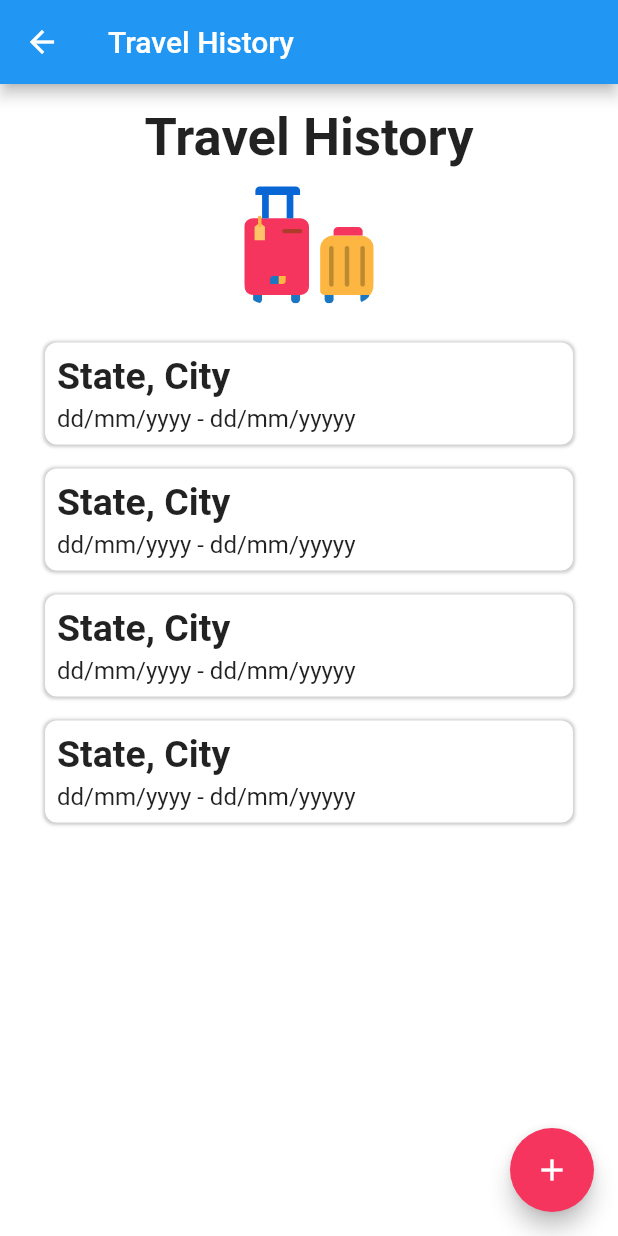
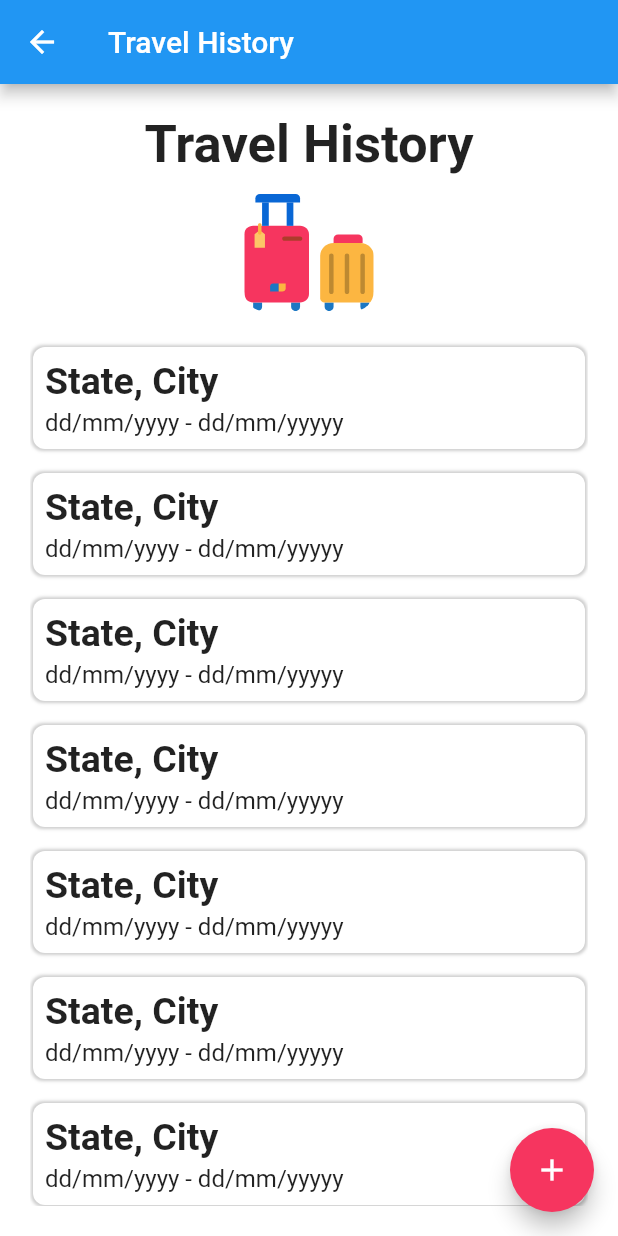
Before and after one commit to yashhalgaonkar/VI-Mitra-App, a Flutter app: the screen it shows after launch, after a tap on "Travel History", on a phone screen of 412 x 824 dp. Run offline on Flutter 3.47's test engine with Material 2 defaults, Android fonts, the phone set to English and light mode, and no system bars; our stand-ins replace flutter_datetime_picker, flutter_svg.

Commit message:
EOD-31/05

```diff
--- /dev/null
+++ b/lib/models/travel.dart
@@ -0,0 +1,8 @@
+class Travel {
+  String state;
+  String city;
+  String country;
+  String startDate;
+  String endDate;
+  bool didQuarantine;
+}
--- a/lib/screens/travel_list.dart
+++ b/lib/screens/travel_list.dart
@@ -1,4 +1,5 @@
 import 'package:flutter/material.dart';
+import 'package:vi_mitra/screens/travel_form.dart';
 import 'package:vi_mitra/widgets/body_template.dart';
 import 'package:vi_mitra/widgets/travel_detail_card.dart';
 
@@ -14,18 +15,24 @@ class TravelList extends StatelessWidget {
       isFAB: true,
       onPress: () {
         //navigate to add travel form
+        Navigator.push(
+          context,
+          MaterialPageRoute(
+            builder: (context) => TravelForm(),
+          ),
+        );
       },
-      body: Padding(
-        padding: const EdgeInsets.all(10.0),
-        child: ListView(
+      body: ListView(
         children: [
+          TravelDetailCard(),
+          TravelDetailCard(),
+          TravelDetailCard(),
           TravelDetailCard(),
           TravelDetailCard(),
           TravelDetailCard(),
           TravelDetailCard(),
         ],
       ),
-      ),
     );
   }
 }
--- a/lib/widgets/body_template.dart
+++ b/lib/widgets/body_template.dart
@@ -25,12 +25,12 @@ class BodyTemplate extends StatelessWidget {
     return Scaffold(
       backgroundColor: Colors.white,
       appBar: AppBar(
-        title: Text('Travel History'),
+        title: Text(title),
       ),
       body: SafeArea(
         child: Container(
           width: double.infinity,
-          margin: const EdgeInsets.symmetric(horizontal: 20.0, vertical: 15.0),
+          margin: const EdgeInsets.symmetric(horizontal: 20.0, vertical: 20.0),
           child: Column(
             crossAxisAlignment: CrossAxisAlignment.center,
             children: [
@@ -48,7 +48,10 @@ class BodyTemplate extends StatelessWidget {
               ),
 
               Expanded(
-                child: body,
+                child: Padding(
+                  padding: const EdgeInsets.only(top: 8.0),
+                  child: body,
+                ),
               )
             ],
           ),
--- a/lib/widgets/travel_detail_card.dart
+++ b/lib/widgets/travel_detail_card.dart
@@ -14,7 +14,7 @@ class TravelDetailCard extends StatelessWidget {
   @override
   Widget build(BuildContext context) {
     return Padding(
-      padding: const EdgeInsets.symmetric(vertical: 8.0),
+      padding: const EdgeInsets.symmetric(vertical: 8.0, horizontal: 2.0),
       child: Container(
         decoration: BoxDecoration(
             color: Colors.white,
--- a/pubspec.yaml
+++ b/pubspec.yaml
@@ -28,6 +28,7 @@ dependencies:
   # The following adds the Cupertino Icons font to your application.
   # Use with the CupertinoIcons class for iOS style icons.
   cupertino_icons: ^0.1.3
+  flutter_datetime_picker: ^1.3.8
 
 dev_dependencies:
   flutter_test:
```
Also changed, not shown: lib/screens/admin_dashboard.dart (+5 -4 lines), lib/screens/travel_form.dart (added, +194 -0 lines), lib/screens/user_dashboard.dart (+9 -1 lines), pubspec.lock, 5 other files. Lines whose indentation alone changed are shown as unchanged.
